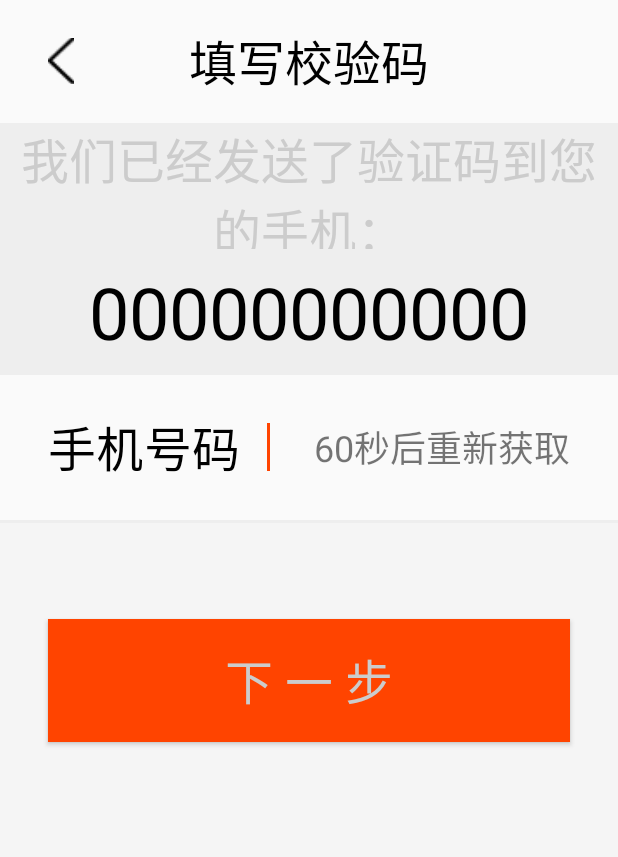
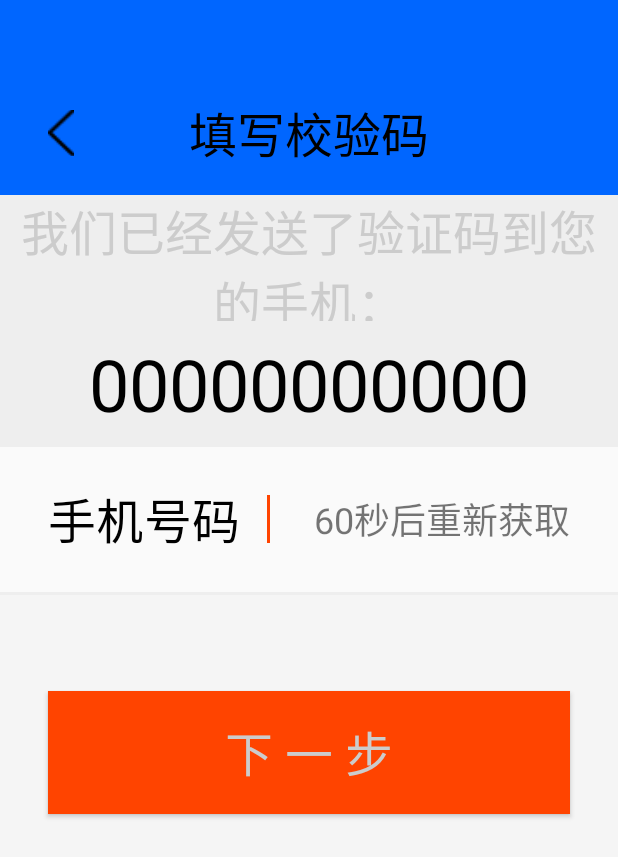
Before and after one commit to muzi102/MUZI102, an Android app: the VerifyActivityActivity screen opened directly, with no data from a screen before it, on a phone screen of 412 x 824 dp. Shown: the top 857 px of the screen. Run offline under Robolectric (Android 15) with nearby library versions, the phone set to English and light mode, and no system bars.

Commit message:
修改布局

```diff
--- a/app/src/main/AndroidManifest.xml
+++ b/app/src/main/AndroidManifest.xml
@@ -43,7 +43,7 @@
         </activity>
         <activity android:name=".activity.LoginActivity" />
         <activity android:name=".activity.RegisterActivity" />
-        <activity android:name=".activity.VerifyActivityActivity"></activity>
+        <activity android:name=".activity.VerifyActivityActivity" />
     </application>
 
 </manifest>
--- a/app/src/main/java/com/nxm/muzi102/comment/UITitleLayout.java
+++ b/app/src/main/java/com/nxm/muzi102/utils/UITitleLayout.java
@@ -1,44 +1,50 @@
-package com.nxm.muzi102.comment;
+package com.nxm.muzi102.utils;
 
+import android.app.ActionBar;
 import android.app.Activity;
 import android.content.Context;
 import android.content.res.Resources;
 import android.graphics.Color;
 import android.os.Build;
+import android.support.annotation.RequiresApi;
 import android.util.AttributeSet;
 import android.view.View;
 import android.view.Window;
-import android.view.WindowManager;
 import android.widget.LinearLayout;
 
 import com.nxm.muzi102.R;
-
+import com.nxm.muzi102.comment.Constants;
 
 /**
  * ******************************************************************************************************************
- * 修改日期                          修改人             任务名称                 功能或Bug描述
- * 2017年12月18日22:05:23            xmz                                      沉浸标题栏布局容器
- *
+ * 修改日期                         修改人             任务名称                 功能或Bug描述
+ * 2018年1月8日22:46:20             LZX                                      沉浸标题栏布局容器
+ * ******************************************************************************************************************
  */
 public class UITitleLayout extends LinearLayout {
     private Context context;
-    public static int bg_color = R.color.common_gray;
-    public static String BG_COLOR = "#D3D5DA";
+    public static int bg_color = R.color.main_theme;
+    public static String BG_COLOR = "#0066ff";
+
+    @RequiresApi(api = Build.VERSION_CODES.LOLLIPOP)
     public UITitleLayout(Context context) {
         super(context);
         init(context);
     }
 
+    @RequiresApi(api = Build.VERSION_CODES.LOLLIPOP)
     public UITitleLayout(Context context, AttributeSet attrs) {
         super(context, attrs);
         init(context);
     }
 
+    @RequiresApi(api = Build.VERSION_CODES.LOLLIPOP)
     private void init(Context context) {
         this.context = context;
         initSystemBar();
-        createContentView();
+//        createContentView();
     }
+
     /**
      * 创建标题控件的布局内容
      */
@@ -53,8 +59,8 @@ public class UITitleLayout extends LinearLayout {
         LayoutParams layoutParams = new LayoutParams(w, h);
         vStatusBar.setLayoutParams(layoutParams);
         addView(vStatusBar, Constants.ZERO);
+    }
 
-    }
     /**
      * 获取状态栏的高度
      */
@@ -63,20 +69,26 @@ public class UITitleLayout extends LinearLayout {
             return Constants.ZERO;
         }
         Resources res = getResources();
-        int resourceId = res.getIdentifier("status_bar_height","dimen", "android");
+        int resourceId = res.getIdentifier("status_bar_height", "dimen", "android");
         if (resourceId > 0) {
             return res.getDimensionPixelSize(resourceId);
         }
         return Constants.ZERO;
     }
+
     /**
      * 设置沉浸式状态栏
      */
+    @RequiresApi(api = Build.VERSION_CODES.LOLLIPOP)
     private void initSystemBar() {
         // 判断当前SDK版本号，如果是4.4以上，才支持沉浸式状态栏
         if (Build.VERSION.SDK_INT >= Build.VERSION_CODES.KITKAT) {
-            Window window = ((Activity) context).getWindow();
-            window.addFlags(WindowManager.LayoutParams.FLAG_TRANSLUCENT_STATUS);
+            View decorView = ((Activity) context).getWindow().getDecorView();
+            //让应用主题内容占用系统状态栏的空间,注意:下面两个参数必须一起使用 stable 牢固的
+            int option = View.SYSTEM_UI_FLAG_LAYOUT_FULLSCREEN | View.SYSTEM_UI_FLAG_LAYOUT_STABLE;
+            decorView.setSystemUiVisibility(option);
+            //设置状态栏颜色为透明
+            ((Activity) context).getWindow().setStatusBarColor(Color.TRANSPARENT);
         }
     }
 }
--- a/app/src/main/res/layout/titlebar.xml
+++ b/app/src/main/res/layout/titlebar.xml
@@ -1,7 +1,14 @@
 <?xml version="1.0" encoding="utf-8"?>
-<RelativeLayout xmlns:android="http://schemas.android.com/apk/res/android"
+<com.nxm.muzi102.utils.UITitleLayout xmlns:android="http://schemas.android.com/apk/res/android"
+    android:background="@color/main_theme"
     android:layout_width="match_parent"
-    android:layout_height="@dimen/px123">
+    android:layout_height="@dimen/px195">
+
+    <RelativeLayout
+
+        android:layout_width="match_parent"
+        android:layout_height="match_parent"
+        android:layout_marginTop="@dimen/px72">
 
         <TextView
             android:id="@+id/titlebar_title"
@@ -19,5 +26,5 @@
             android:layout_centerVertical="true"
             android:layout_marginLeft="@dimen/px48"
             android:src="@drawable/back" />
-
     </RelativeLayout>
+</com.nxm.muzi102.utils.UITitleLayout>
--- a/app/src/main/res/values/colors.xml
+++ b/app/src/main/res/values/colors.xml
@@ -3,6 +3,7 @@
     <color name="colorPrimary">#3F51B5</color>
     <color name="colorPrimaryDark">#303F9F</color>
     <color name="colorAccent">#FF4081</color>
+    <color name="colorWhite">#00ffffff</color>
 
     <!-- 通用灰色 -->
     <color name="common_gray">#bbbbbb</color>
--- a/app/src/main/res/values/dimens.xml
+++ b/app/src/main/res/values/dimens.xml
@@ -15,6 +15,8 @@
     <dimen name="px135">135px</dimen>
     <dimen name="px145">145px</dimen>
     <dimen name="px162">162px</dimen>
+    <dimen name="px195">195px</dimen>
     <dimen name="px252">252px</dimen>
     <dimen name="px300">300px</dimen>
+
 </resources>
--- a/app/src/main/res/values/styles.xml
+++ b/app/src/main/res/values/styles.xml
@@ -79,5 +79,4 @@
         <item name="android:gravity">center</item>
         <item name="android:textColor">@color/main_text</item>
     </style>
-
 </resources>
```
Lines whose indentation alone changed are shown as unchanged.
